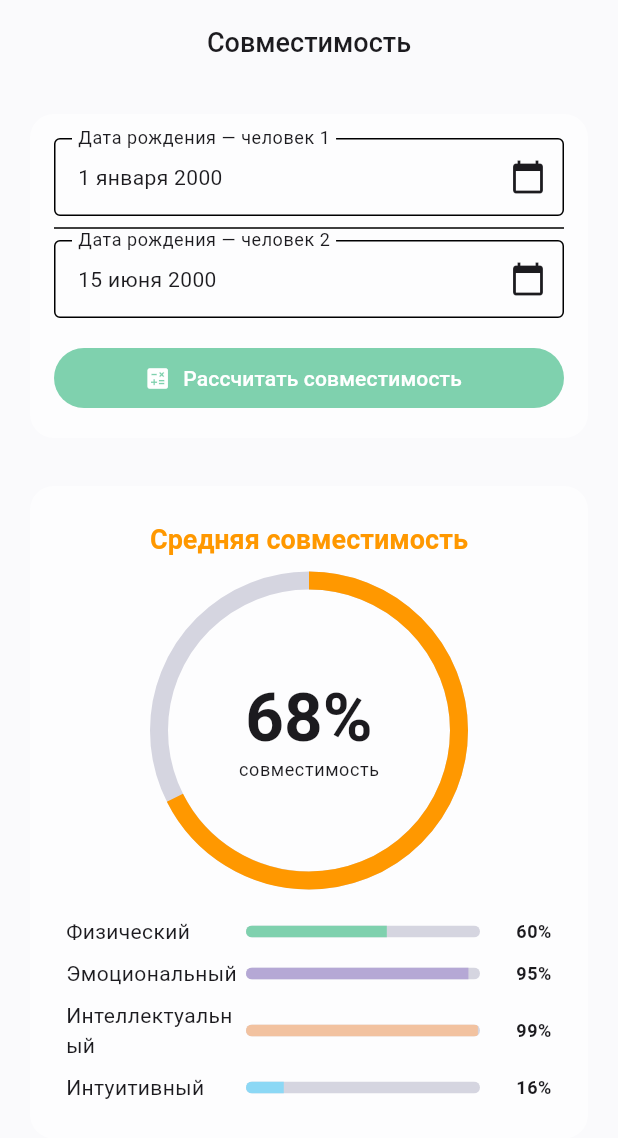
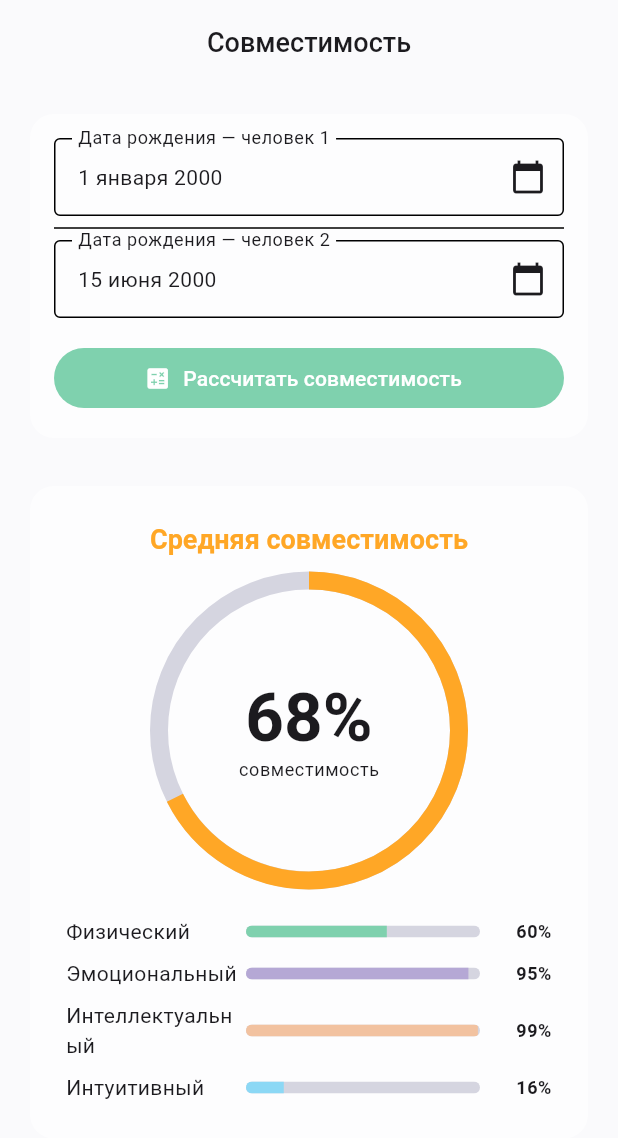
Before and after one commit to 1am0nly/byorythms4c, a Flutter app: the CompatibilityScreen screen opened by its route, after a tap on "Рассчитать совместимость", on a phone screen of 412 x 824 dp. Shown: the top 1138 px of the screen. Run offline on Flutter 3.47's test engine with Material 3 defaults, Android fonts, the phone set to English and light mode, and no system bars; our stand-ins replace drift, fl_chart, flutter_local_notifications, flutter_riverpod, flutter_timezone, go_router and 5 more; accounts and stored records are empty; generated files the repository leaves out were written again.

Commit message:
fix: Phase D bug fixes - theme colors, hardcoded values, TextEditingController dispose, context.mounted
- app_colors.dart: add semantic colors for compatibility/cycle phases
- cycle_calendar.dart: replace Colors.red/orange/green with AppColors
- compatibility_screen.dart: replace Colors.green/orange/red with AppColors
- year_overview_screen.dart: Colors.grey -> colorScheme.onSurfaceVariant
- daily_summary.dart: Colors.red -> colorScheme.error
- statistics_card.dart: Colors.red -> colorScheme.error
- biorhythm_dots.dart: remove overflow comments (SingleChildScrollView exists)
- chart_export.dart: make subject required, remove russian fallback
- home_screen.dart: add mounted check after date picker
- referral_provider.dart: make share params required, add referralShareText
- strings.dart: add referralShareText method
- #26: profile_management_screen.dart - parent context for pop
- #28: onboarding_screen.dart - TextEditingController dispose in try-finally
- #29, #30: about_screen.dart, feedback_screen.dart - AppStrings.developerEmail
- settings_screen.dart: fix use_build_context_synchronously

flutter analyze: 0 issues
flutter test: 32/32 passed

```diff
--- a/lib/core/constants/strings.dart
+++ b/lib/core/constants/strings.dart
@@ -77,6 +77,9 @@ class AppStringsLocale {
   String get inviteFriend => _isEn ? 'Invite a Friend' : 'Пригласить друга';
   String get yourReferralCode => _isEn ? 'Your Referral Code' : 'Ваш реферальный код';
   String get share => _isEn ? 'Share' : 'Поделиться';
+  String referralShareText(String code) => _isEn
+      ? 'Join me on Biorhythms! Use my referral code $code to get a bonus.'
+      : 'Присоединяйся к Биоритмам! Использу/1000\nИспользуй мой реферальный код $code и получи бонус.';
   String get friendsInvited => _isEn ? 'Friends Invited' : 'Приглашено друзей';
   String get premiumDaysEarned => _isEn ? '{count} days of Premium earned' : '{count} дней Premium заработано';
   String get todaySummary => _isEn ? 'Today' : 'Сегодня';
--- a/lib/core/theme/app_colors.dart
+++ b/lib/core/theme/app_colors.dart
@@ -63,4 +63,16 @@ class AppColors {
   static Color colorForValueWithOpacity(BiorhythmValue value, double opacity) {
     return colorForValue(value).withOpacity(opacity);
   }
+
+  // Семантические цвета для шкал совместимости и фаз цикла.
+  // Используются вместо хардкодных Colors.green/orange/red для поддержки
+  // тёмной темы и согласованности с Material 3 ColorScheme.
+  static const Color compatibilityExcellent = Color(0xFF4CAF50); // зелёный
+  static const Color compatibilityGood = Color(0xFFFFA726); // оранжевый
+  static const Color compatibilityLow = Color(0xFFEF5350); // красный
+
+  // Фазы менструального цикла
+  static const Color cyclePhaseMenstrual = Color(0xFFEF5350); // красный
+  static const Color cyclePhaseFertile = Color(0xFFFFA726); // оранжевый
+  static const Color cyclePhaseOvulation = Color(0xFF66BB6A); // зелёный
 }
--- a/lib/features/about/screens/about_screen.dart
+++ b/lib/features/about/screens/about_screen.dart
@@ -61,7 +61,7 @@ class AboutScreen extends StatelessWidget {
                 icon: const Icon(Icons.mail_outline),
                 label: Text(s.aboutContact),
                 onPressed: () => launchUrl(
-                  Uri.parse('mailto:ant.ignasev@gmail.com?subject=Biorhythms%20Feedback'),
+                  Uri.parse('mailto:${AppStrings.developerEmail}?subject=Biorhythms%20Feedback'),
                 ),
               ),
             ),
--- a/lib/features/about/screens/feedback_screen.dart
+++ b/lib/features/about/screens/feedback_screen.dart
@@ -30,7 +30,7 @@ class FeedbackScreen extends StatelessWidget {
                 icon: const Icon(Icons.mail_outline),
                 label: Text(s.feedbackButton),
                 onPressed: () => launchUrl(
-                  Uri.parse('mailto:ant.ignasev@gmail.com?subject=Biorhythms%20Feedback'),
+                  Uri.parse('mailto:${AppStrings.developerEmail}?subject=Biorhythms%20Feedback'),
                 ),
               ),
             ),
--- a/lib/features/home/screens/compatibility_screen.dart
+++ b/lib/features/home/screens/compatibility_screen.dart
@@ -20,9 +20,9 @@ class _CompatibilityScreenState extends ConsumerState<CompatibilityScreen> {
   Map<BiorhythmType, double>? _cycleScores;
 
   Color _scoreColor(double score) {
-    if (score >= 80) return Colors.green;
-    if (score >= 60) return Colors.orange;
-    return Colors.red;
+    if (score >= 80) return AppColors.compatibilityExcellent;
+    if (score >= 60) return AppColors.compatibilityGood;
+    return AppColors.compatibilityLow;
   }
 
   String _scoreLabel(double score, AppStringsLocale s) {
--- a/lib/features/home/screens/home_screen.dart
+++ b/lib/features/home/screens/home_screen.dart
@@ -100,6 +100,7 @@ class _HomeScreenState extends ConsumerState<HomeScreen> {
                           lastDate: DateTime.now().add(const Duration(days: 365)),
                           locale: Localizations.localeOf(context),
                         );
+                        if (!mounted) return;
                         if (picked != null) {
                           ref.read(focusDateProvider.notifier).state = picked;
                         }
--- a/lib/features/home/widgets/daily_summary.dart
+++ b/lib/features/home/widgets/daily_summary.dart
@@ -70,6 +70,7 @@ class _BiorhythmBadge extends StatelessWidget {
   @override
   Widget build(BuildContext context) {
     final sign = value >= 0 ? '+' : '';
+    final colorScheme = Theme.of(context).colorScheme;
     return Column(
       mainAxisSize: MainAxisSize.min,
       children: [
@@ -82,14 +83,14 @@ class _BiorhythmBadge extends StatelessWidget {
           decoration: BoxDecoration(
             color: color.withOpacity(0.15),
             borderRadius: BorderRadius.circular(12),
-            border: isCritical ? Border.all(color: Colors.red, width: 1) : null,
+            border: isCritical ? Border.all(color: colorScheme.error, width: 1) : null,
           ),
           child: Text(
             '$sign$value%',
             style: TextStyle(
               fontSize: 14,
               fontWeight: FontWeight.w700,
-              color: isCritical ? Colors.red : color,
+              color: isCritical ? colorScheme.error : color,
             ),
           ),
         ),
--- a/lib/features/home/widgets/statistics_card.dart
+++ b/lib/features/home/widgets/statistics_card.dart
@@ -109,7 +109,7 @@ class _StatRow extends StatelessWidget {
               phase,
               style: Theme.of(context).textTheme.bodySmall?.copyWith(
                     color: value.isCritical
-                        ? Colors.red
+                        ? Theme.of(context).colorScheme.error
                         : Theme.of(context).colorScheme.onSurfaceVariant,
                     fontWeight: value.isCritical ? FontWeight.bold : null,
                   ),
--- a/lib/features/settings/screens/profile_management_screen.dart
+++ b/lib/features/settings/screens/profile_management_screen.dart
@@ -204,7 +204,7 @@ class ProfileManagementScreen extends ConsumerWidget {
                     await ref.read(avatarProvider('p_$newId').notifier).setAvatar(selectedEmoji);
                   }
                 }
-                Navigator.of(ctx).pop();
+                if (context.mounted) Navigator.of(context).pop();
               },
               child: Text(s.save),
             ),
```
Also changed, not shown: lib/features/female_mode/widgets/cycle_calendar.dart (+12 -8 lines), lib/features/home/providers/referral_provider.dart (+3 -5 lines), lib/features/home/screens/year_overview_screen.dart (+7 -7 lines), lib/features/home/widgets/biorhythm_dots.dart (+3 -8 lines), lib/features/home/widgets/chart_export.dart (+3 -4 lines), lib/features/onboarding/screens/onboarding_screen.dart (+6 -2 lines), lib/features/settings/screens/settings_screen.dart (+5 -3 lines).
